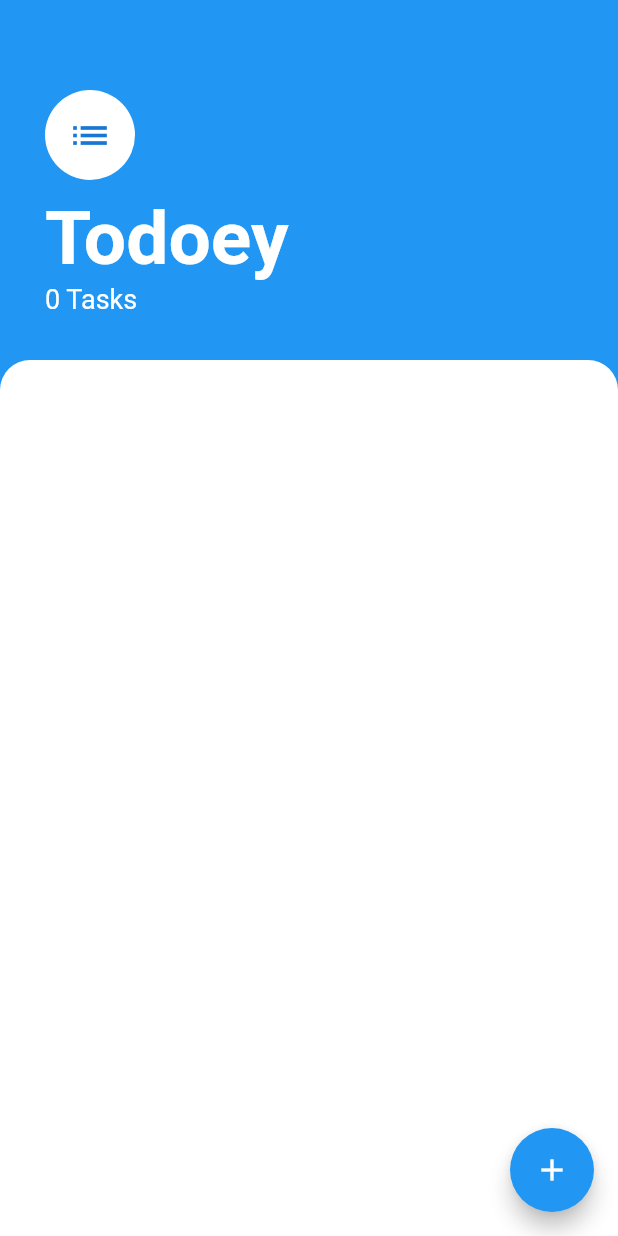
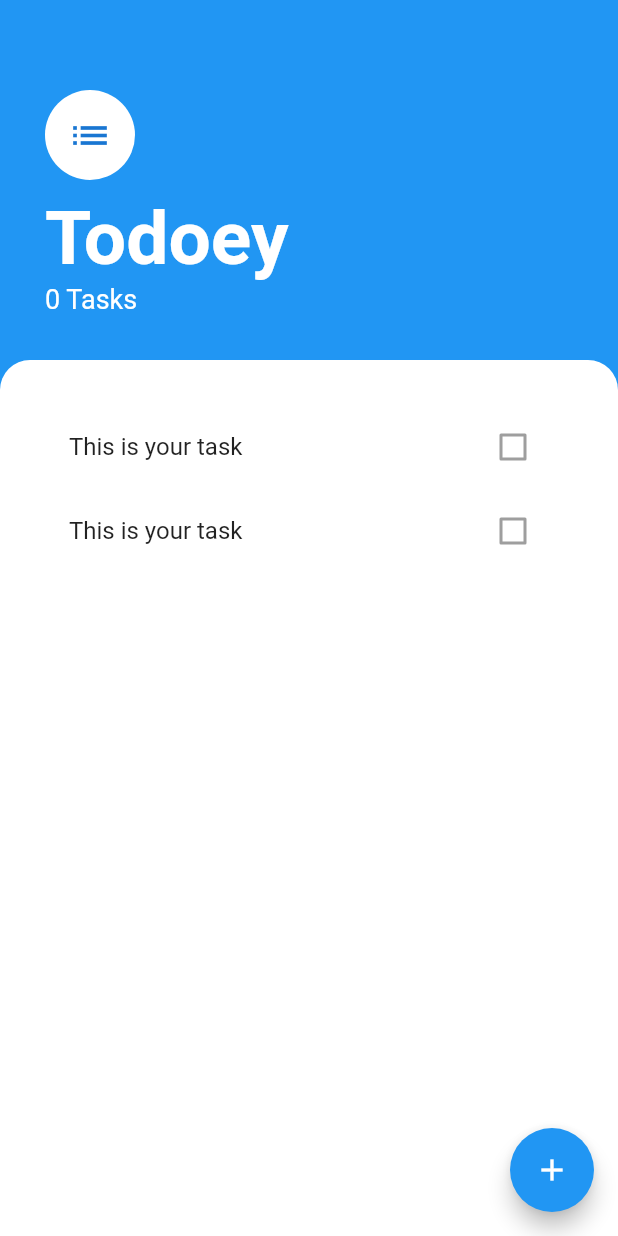
Before and after one commit to Sherry-jsp/todoey, a Flutter app: the screen it shows after launch, on a phone screen of 412 x 824 dp. Run offline on Flutter 3.47's test engine with Material 2 defaults, Android fonts, the phone set to English and light mode, and no system bars.

Commit message:
implementing ListView

```diff
--- a/lib/screens/taskscreen.dart
+++ b/lib/screens/taskscreen.dart
@@ -2,6 +2,7 @@ import 'package:flutter/material.dart';
 
 class TasksScreen extends StatelessWidget {
   const TasksScreen({super.key});
+
 
   @override
   Widget build(BuildContext context) {
@@ -59,6 +60,7 @@ class TasksScreen extends StatelessWidget {
                   topRight: Radius.circular(20.0),
                 ),
               ),
+              child: TaskList(),
             ),
           ),
         ],
@@ -66,3 +68,26 @@ class TasksScreen extends StatelessWidget {
     );
   }
 }
+
+class TaskList extends StatelessWidget {
+  @override
+  Widget build(BuildContext context) {
+    return ListView(
+      padding: const EdgeInsets.symmetric(vertical: 30.0, horizontal: 30.0),
+      children: [
+        TaskTile(),
+        TaskTile()
+      ],
+    );
+  }
+}
+
+class TaskTile extends StatelessWidget {
+  @override
+  Widget build(BuildContext context) {
+    return ListTile(
+      title: Text('This is your task'),
+      trailing: Checkbox(value: false, onChanged: null),
+    );
+  }
+}
```
